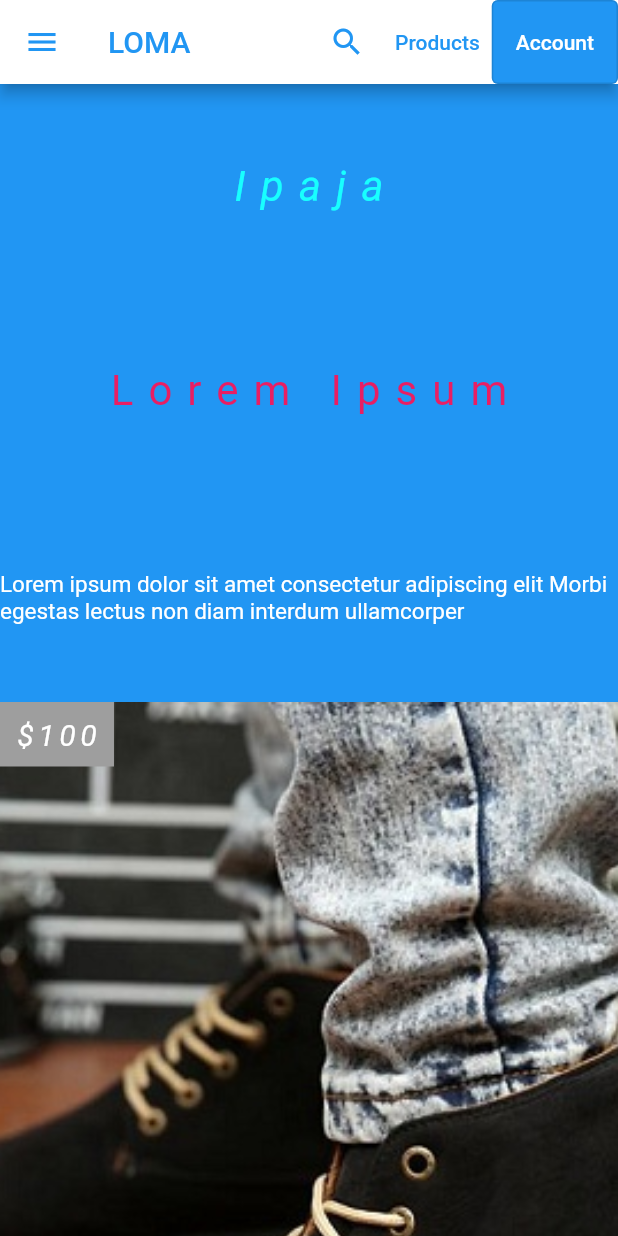
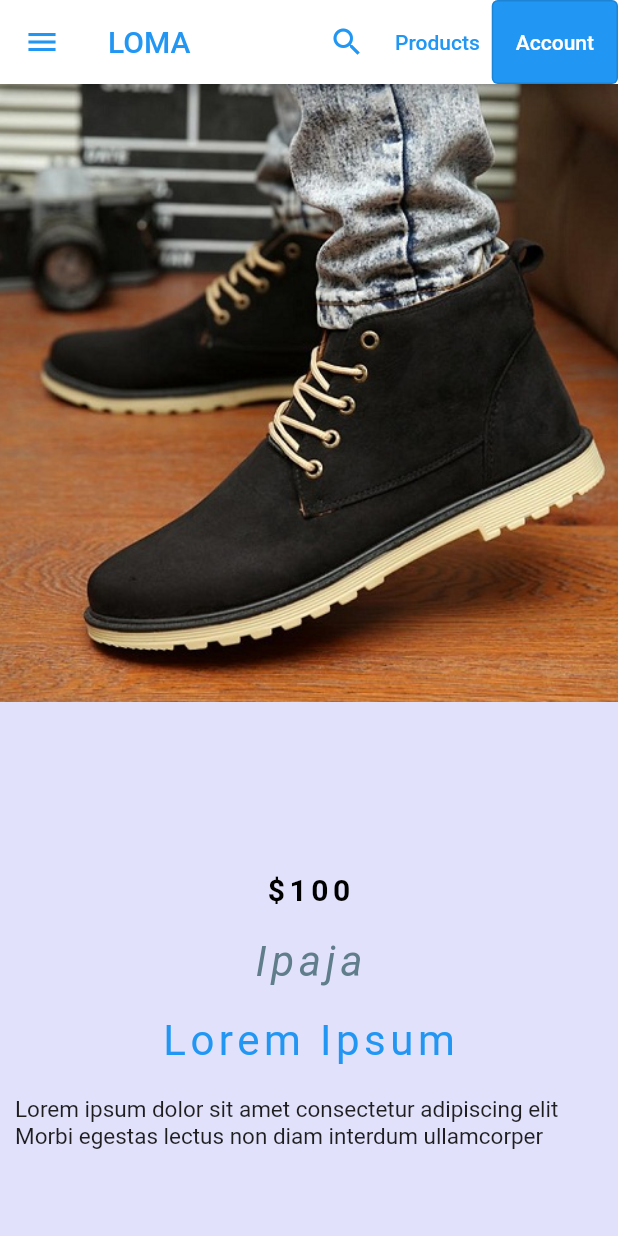
Before and after one commit to otumuyen-gospel/LOMA, a Flutter app: the Order screen opened by its route, on a phone screen of 412 x 824 dp. Run offline on Flutter 3.47's test engine with Material 2 defaults, Android fonts, the phone set to English and light mode, and no system bars; our stand-ins replace carousel_slider, easy_splash_screen; Roboto replaces fonts that are missing (verdana).

Commit message:
finished design for order page

```diff
--- a/lib/order.dart
+++ b/lib/order.dart
@@ -1,7 +1,9 @@
 
 import 'package:flutter/material.dart';
 import 'package:loma/product_action.dart';
+import 'package:loma/product_more.dart';
 import 'package:loma/product_order.dart';
+import 'package:loma/product_similar.dart';
 
 class Order extends StatefulWidget {
   const Order({super.key});
@@ -129,9 +131,15 @@ class _OrderState extends State<Order> {
         body: ListView(
           children: [
             //product order view
-            ProductOrder("assets/1.jpg", "Lorem Ipsum", "Lorem ipsum dolor sit amet consectetur adipiscing elit Morbi egestas lectus non diam interdum ullamcorper",
-                 "\$100", "Ipaja", context).view(),
+            ProductOrder(context).view(),
+            //product actions
             ProductActions().view(),
+            //more product
+            Padding(padding:const EdgeInsets.only(top: 3, bottom: 5, left: 5),child:Text("This Store", style: Theme.of(context).textTheme.headline5,),),
+            ProductMore().show(),
+            //Similar product
+            Padding(padding:const EdgeInsets.only(top: 3, bottom: 5,left: 5),child:Text("Similar Product", style: Theme.of(context).textTheme.headline5,),),
+            ProductSimilar(context).show(),
           ],
         ),
 
--- a/lib/product_action.dart
+++ b/lib/product_action.dart
@@ -1,4 +1,3 @@
-import 'package:flutter/gestures.dart';
 import 'package:flutter/material.dart';
 class ProductActions{
   view(){
@@ -8,7 +7,6 @@ class ProductActions{
         scrollDirection: Axis.horizontal,
         padding: const EdgeInsets.all(40),
         clipBehavior: Clip.none,
-        dragStartBehavior: DragStartBehavior.start,
         child: Row(
           mainAxisAlignment: MainAxisAlignment.center,
           children: [
--- a/lib/product_more.dart
+++ b/lib/product_more.dart
@@ -0,0 +1,42 @@
+import 'package:flutter/material.dart';
+class ProductMore{
+  card(url, name, description){
+    return InkWell(
+      onTap: (){},
+      child: Container(
+        width: 300,
+        margin: const EdgeInsets.all(10),
+        child: Column(
+          mainAxisAlignment: MainAxisAlignment.start,
+          children: [
+            Container(
+              height: 300,
+              decoration: BoxDecoration(
+                image: DecorationImage(
+                  image: Image.asset(url,).image,
+                  fit: BoxFit.cover,
+                ),
+              ),
+            ),
+            Padding(padding: const EdgeInsets.all(5), child:Text(name, style: const TextStyle(fontSize: 20, color: Colors.blue),),),
+            Padding(padding: const EdgeInsets.all(5), child:Text(description, style:const TextStyle(color: Colors.grey),),),
+          ],
+        ),
+      ),
+    );
+  }
+  show(){
+    return SingleChildScrollView(
+        scrollDirection: Axis.horizontal,
+        padding: const EdgeInsets.only(top: 40, bottom: 40),
+        clipBehavior: Clip.none,
+        primary: true,
+        child: Row(
+          children: [
+            for(int i = 1; i< 10; i++)
+              card("assets/$i.jpg", "Lorem Ipsum", "Lorem ipsum dolor sit amet consectetur adipiscing elit Morbi egestas lectus non diam interdum ullamcorper"),
+          ],
+        ),
+    );
+  }
+}
--- a/lib/product_order.dart
+++ b/lib/product_order.dart
@@ -5,7 +5,7 @@ class ProductOrder{
   late String price;
   late String location;
   BuildContext context;
-  ProductOrder(this.imageUrl,this.name,this.description, this.price, this.location, this.context);
+  ProductOrder(this.context);
   img(imageUrl){
     Image img;
     if(imageUrl.startsWith("http")){
@@ -20,21 +20,26 @@ class ProductOrder{
     }
     return img;
   }
-  responsiveViewWidth(double viewportWidth){
+  responsiveViewWidth(double margin) {
+    double width = 0;
+    double viewportWidth = MediaQuery.of(context).size.width;
+    if (viewportWidth > 700) {
+      width = (viewportWidth / 2) - margin;
+    }else{
+      width = viewportWidth;
+    }
+    return width;
+  }
+  responsiveMargin(margin){
+    double viewportWidth = MediaQuery.of(context).size.width;
     if(viewportWidth > 700){
-      return 0.5;
+      return margin / 2;
     }else{
-      return 1.0;
+      return 0.0;
     }
   }
-  responsiveViewHeight(double viewportWidth){
-    if(viewportWidth > 700){
-      return 0.9;
-    }else{
-      return 0.5;
-    }
-  }
-  responsiveText(double viewportWidth){
+  responsiveText(){
+    double viewportWidth = MediaQuery.of(context).size.width;
     if(viewportWidth > 700){
       return 40.0;
     }else{
@@ -42,51 +47,43 @@ class ProductOrder{
     }
   }
   view(){
-    return LayoutBuilder(
-      builder: (context, constraint){
+    imageUrl = "assets/1.jpg"; name= "Lorem Ipsum";
+    description= "Lorem ipsum dolor sit amet consectetur adipiscing elit Morbi egestas lectus non diam interdum ullamcorper";
+    price ="\$100";
+    location ="Ipaja";
+    double margin = 0;
     return Wrap(
-          direction: Axis.horizontal,
-          clipBehavior: Clip.none,
       children: [
         Container(
-              alignment: Alignment.center,
-              width: MediaQuery.of(context).size.width * responsiveViewWidth(constraint.maxWidth),
-              height: MediaQuery.of(context).size.height * responsiveViewHeight(constraint.maxWidth),
-              decoration: const BoxDecoration(
-                color: Colors.blue,
-              ),
-              child: Column(
-                mainAxisAlignment: MainAxisAlignment.spaceAround,
-                crossAxisAlignment: CrossAxisAlignment.center,
-                children: <Widget>[
-                    Text(location,style: TextStyle(color: Colors.cyanAccent,
-                        fontSize: responsiveText(constraint.maxWidth),letterSpacing: 10, fontStyle: FontStyle.italic)),
-                  Text(name,style: TextStyle(color: Colors.pink, fontSize: responsiveText(constraint.maxWidth),
-                      letterSpacing: 10)),
-                  Text(description,style: const TextStyle(color: Colors.white, fontSize: 15)),
-                ],
-              ),
-            ),
-            Container(
           alignment: Alignment.topLeft,
-              width: MediaQuery.of(context).size.width * responsiveViewWidth(constraint.maxWidth),
-              height: MediaQuery.of(context).size.height * 0.9,
+          width: responsiveViewWidth(margin),
+          height: responsiveViewWidth(margin),
           decoration: BoxDecoration(
             image: DecorationImage(
               image: img(imageUrl).image,
               fit: BoxFit.cover,
             ),
           ),
-              child: Container(
-                color: Colors.grey,
-                padding: const EdgeInsets.all(10),
-                child:Text(price,style: const TextStyle(color: Colors.white, fontSize: 20,
-                    letterSpacing: 3, fontStyle: FontStyle.italic)),
+        ),
+        Container(
+          alignment: Alignment.center,
+          color: const Color.fromRGBO(0, 0, 255, 0.1),
+          width: responsiveViewWidth(margin),
+          height: responsiveViewWidth(margin),
+          child: Column(
+            mainAxisAlignment: MainAxisAlignment.center,
+            children: <Widget>[
+              Padding(padding:const EdgeInsets.all(10),child:Text(price,style: const TextStyle(color: Colors.black, fontSize: 20,
+                  letterSpacing: 3, fontWeight: FontWeight.bold),),),
+              Padding(padding:const EdgeInsets.all(10), child:Text(location,style: TextStyle(color: Colors.blueGrey,
+                  fontSize: responsiveText(),letterSpacing: 3, fontStyle: FontStyle.italic)),),
+              Padding(padding:const EdgeInsets.all(10), child:Text(name,style: TextStyle(color: Colors.blue, fontSize: responsiveText(),
+                  letterSpacing: 3)),),
+              Padding(padding:const EdgeInsets.all(10), child:Text(description,style: const TextStyle(fontSize: 15)),),
+            ],
           ),
         ),
       ],
     );
-      },
-    );
   }
 }
--- a/lib/product_similar.dart
+++ b/lib/product_similar.dart
@@ -0,0 +1,63 @@
+import 'package:flutter/material.dart';
+class ProductSimilar{
+  late BuildContext context;
+  ProductSimilar(this.context);
+  responsiveViewWidth(double margin) {
+    double width = 0;
+    double viewportWidth = MediaQuery.of(context).size.width;
+    if (viewportWidth > 1000) {
+      width = (viewportWidth / 4) - margin;
+    } else if(viewportWidth > 700){
+      width = (viewportWidth / 3) - margin;
+    }else if(viewportWidth > 400){
+      width = (viewportWidth / 2) - margin;
+    }else{
+      width = viewportWidth;
+    }
+    return width;
+  }
+  responsiveMargin(margin){
+    double viewportWidth = MediaQuery.of(context).size.width;
+    if(viewportWidth > 400){
+      return margin / 2;
+    }else{
+      return 0.0;
+    }
+  }
+  card(url, description){
+    double margin = 20;
+      return InkWell(
+        onTap: (){},
+        child: Container(
+          width: responsiveViewWidth(margin),
+          margin: EdgeInsets.only(left: responsiveMargin(margin),right: responsiveMargin(margin),top: 40,bottom: 40),
+          child: Column(
+            children: [
+              Container(
+                height: responsiveViewWidth(margin),
+                decoration: BoxDecoration(
+                  image: DecorationImage(
+                    image: Image.asset(url,).image,
+                    fit: BoxFit.cover,
+                  ),
+                ),
+              ),
+              Padding(padding: const EdgeInsets.all(5),
+                child:Text(description, style:const TextStyle(color: Colors.grey),),),
+            ],
+          ),
+        ),
+      );
+    }
+    show(){
+      return Wrap(
+        clipBehavior: Clip.none,
+        direction: Axis.horizontal,
+        children: [
+          for(int i =1; i<= 10; i++)
+            card("assets/$i.jpg", "Lorem ipsum dolor sit amet consectetur adipiscing elit Morbi egestas lectus non diam interdum ullamcorper",),
+        ],
+      );
+    }
+
+}
```
Lines whose indentation alone changed are shown as unchanged.
